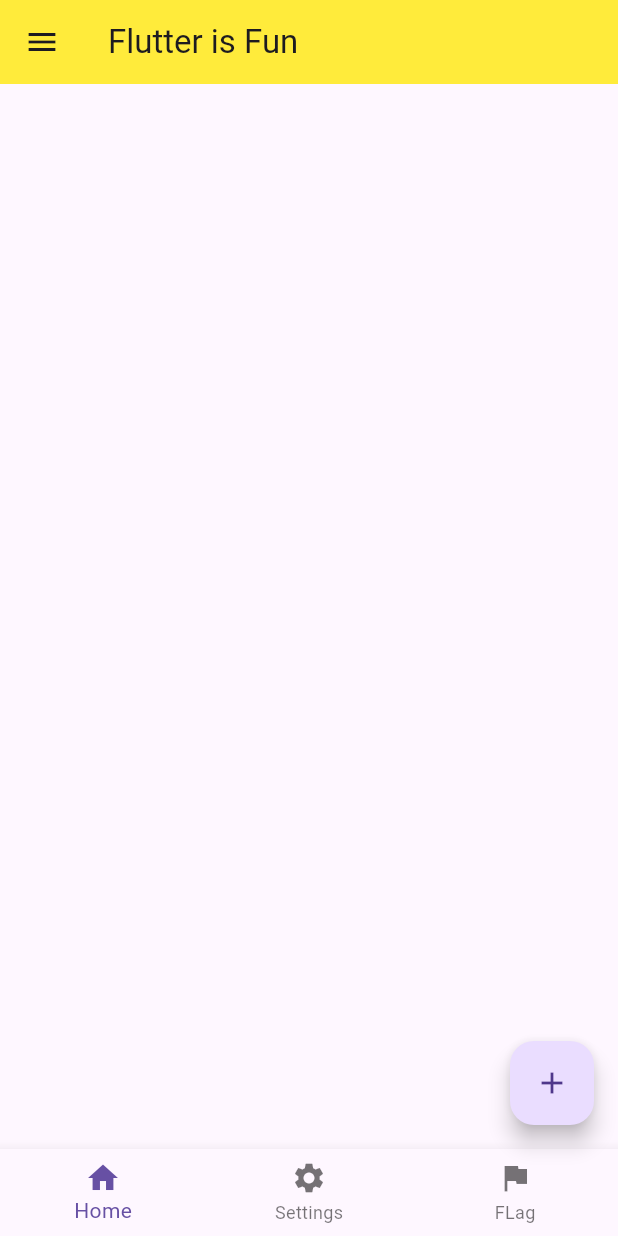
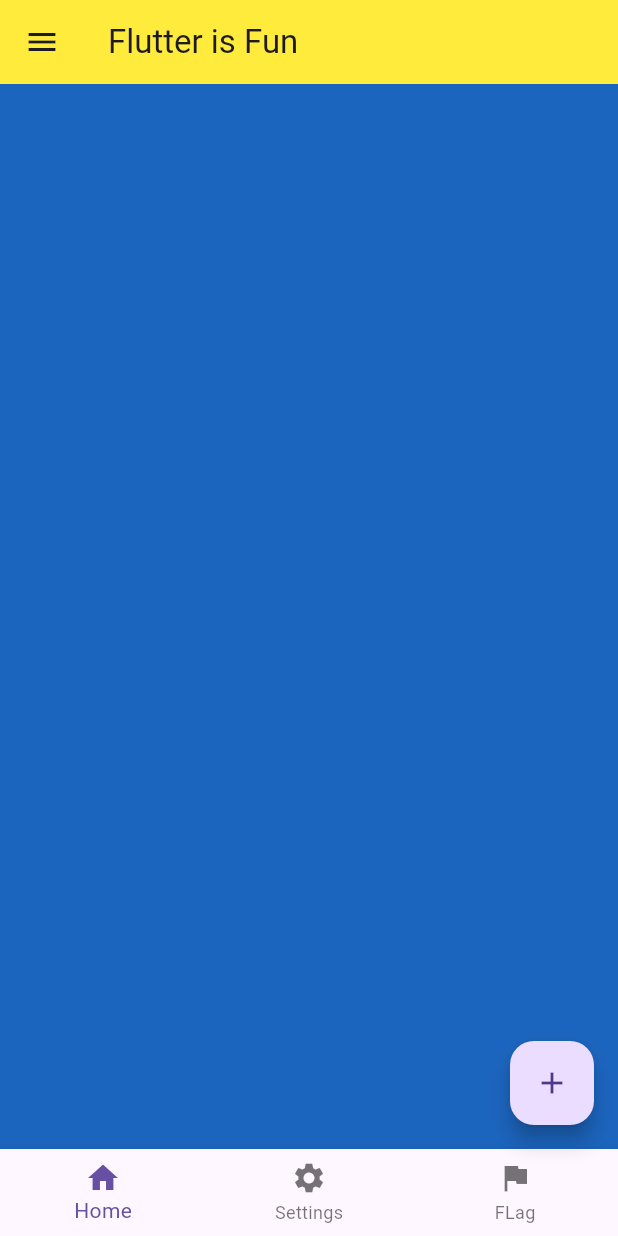
Before and after one commit to alifma/LearnFlutter, a Flutter app: the screen it shows after launch, on a phone screen of 412 x 824 dp. Run offline on Flutter 3.47's test engine with Material 3 defaults, Android fonts, the phone set to English and light mode, and no system bars.

Commit message:
feat: implement listview.

```diff
--- a/lib/main.dart
+++ b/lib/main.dart
@@ -1,4 +1,7 @@
+import 'dart:math';
+
 import 'package:flutter/material.dart';
+import 'package:flutter/rendering.dart';
 
 // The main flutter function thaa will be executed
 void main() {
@@ -16,6 +19,10 @@ class MyApp extends StatelessWidget {
           title: const Text("Flutter is Fun"),
           backgroundColor: Colors.yellow,
         ),
+        body: ListView.builder(itemBuilder: (_, index) {
+          return Container(color: randomColor(), width: 500, height: 500);
+        }),
+        // Kalau di scaffold bisa tambahin FAB
         floatingActionButton: FloatingActionButton(
           onPressed: () {},
           child: Icon(Icons.add),
@@ -33,4 +40,14 @@ class MyApp extends StatelessWidget {
       ),
     );
   }
+
+  Color randomColor() {
+    Random random = Random();
+    return Color.fromRGBO(
+      random.nextInt(256), // Red
+      random.nextInt(256), // Green
+      random.nextInt(256), // Blue
+      1.0, // Opacity (1.0 for fully opaque)
+    );
+  }
 }
```
